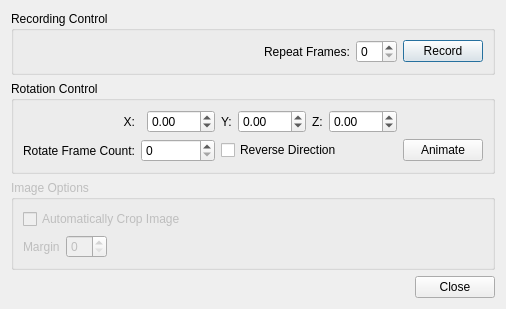
Qt form src/GuiQt/MovieDialog.ui (Washington-University/workbench) before a commit.
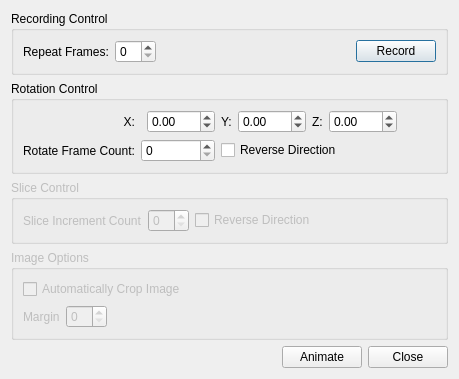
The same form after that commit.

Commit message: Updated Animation Control.

Patch:
```diff
--- a/src/GuiQt/MovieDialog.ui
+++ b/src/GuiQt/MovieDialog.ui
@@ -6,10 +6,16 @@
    <rect>
     <x>0</x>
     <y>0</y>
-    <width>429</width>
-    <height>285</height>
+    <width>459</width>
+    <height>344</height>
    </rect>
   </property>
+  <property name="sizePolicy">
+   <sizepolicy hsizetype="Fixed" vsizetype="Fixed">
+    <horstretch>0</horstretch>
+    <verstretch>0</verstretch>
+   </sizepolicy>
+  </property>
   <property name="windowTitle">
    <string>Animation Control</string>
   </property>
@@ -20,19 +26,6 @@
       <string>Recording Control</string>
      </property>
      <layout class="QHBoxLayout" name="horizontalLayout_7">
-      <item>
-       <spacer name="horizontalSpacer_4">
-        <property name="orientation">
-         <enum>Qt::Horizontal</enum>
-        </property>
-        <property name="sizeHint" stdset="0">
-         <size>
-          <width>40</width>
-          <height>20</height>
-         </size>
-        </property>
-       </spacer>
-      </item>
       <item>
        <widget class="QLabel" name="repeatFramesLabel">
         <property name="enabled">
@@ -50,6 +43,19 @@
         </property>
        </widget>
       </item>
+      <item>
+       <spacer name="horizontalSpacer_4">
+        <property name="orientation">
+         <enum>Qt::Horizontal</enum>
+        </property>
+        <property name="sizeHint" stdset="0">
+         <size>
+          <width>40</width>
+          <height>20</height>
+         </size>
+        </property>
+       </spacer>
+      </item>
       <item>
        <widget class="QPushButton" name="recordButton">
         <property name="enabled">
@@ -72,16 +78,6 @@
       <string>Rotation Control</string>
      </property>
      <layout class="QGridLayout" name="gridLayout" columnstretch="0,0,0,0,0,0,0,0,0,1">
-      <item row="1" column="8">
-       <widget class="QPushButton" name="animateButton">
-        <property name="text">
-         <string>Animate</string>
-        </property>
-        <property name="checkable">
-         <bool>true</bool>
-        </property>
-       </widget>
-      </item>
       <item row="0" column="4">
        <widget class="QLabel" name="rotateYLabel">
         <property name="sizePolicy">
@@ -181,6 +177,48 @@
      </layout>
     </widget>
    </item>
+   <item>
+    <widget class="QGroupBox" name="sliceControlGroupBox">
+     <property name="enabled">
+      <bool>false</bool>
+     </property>
+     <property name="title">
+      <string>Slice Control</string>
+     </property>
+     <layout class="QHBoxLayout" name="horizontalLayout_3">
+      <item>
+       <widget class="QLabel" name="sliceIncrementCountLabel">
+        <property name="text">
+         <string>Slice Increment Count</string>
+        </property>
+       </widget>
+      </item>
+      <item>
+       <widget class="QSpinBox" name="sliceIncrementCountSpinBox"/>
+      </item>
+      <item>
+       <widget class="QCheckBox" name="reverseSliceDirectionCheckBox">
+        <property name="text">
+         <string>Reverse Direction</string>
+        </property>
+       </widget>
+      </item>
+      <item>
+       <spacer name="horizontalSpacer_5">
+        <property name="orientation">
+         <enum>Qt::Horizontal</enum>
+        </property>
+        <property name="sizeHint" stdset="0">
+         <size>
+          <width>40</width>
+          <height>20</height>
+         </size>
+        </property>
+       </spacer>
+      </item>
+     </layout>
+    </widget>
+   </item>
    <item>
     <widget class="QGroupBox" name="imageOptionsGroupBox">
      <property name="enabled">
@@ -256,6 +294,16 @@
        </property>
       </spacer>
      </item>
+     <item>
+      <widget class="QPushButton" name="animateButton">
+       <property name="text">
+        <string>Animate</string>
+       </property>
+       <property name="checkable">
+        <bool>true</bool>
+       </property>
+      </widget>
+     </item>
      <item>
       <widget class="QPushButton" name="closeButton">
        <property name="text">
```
